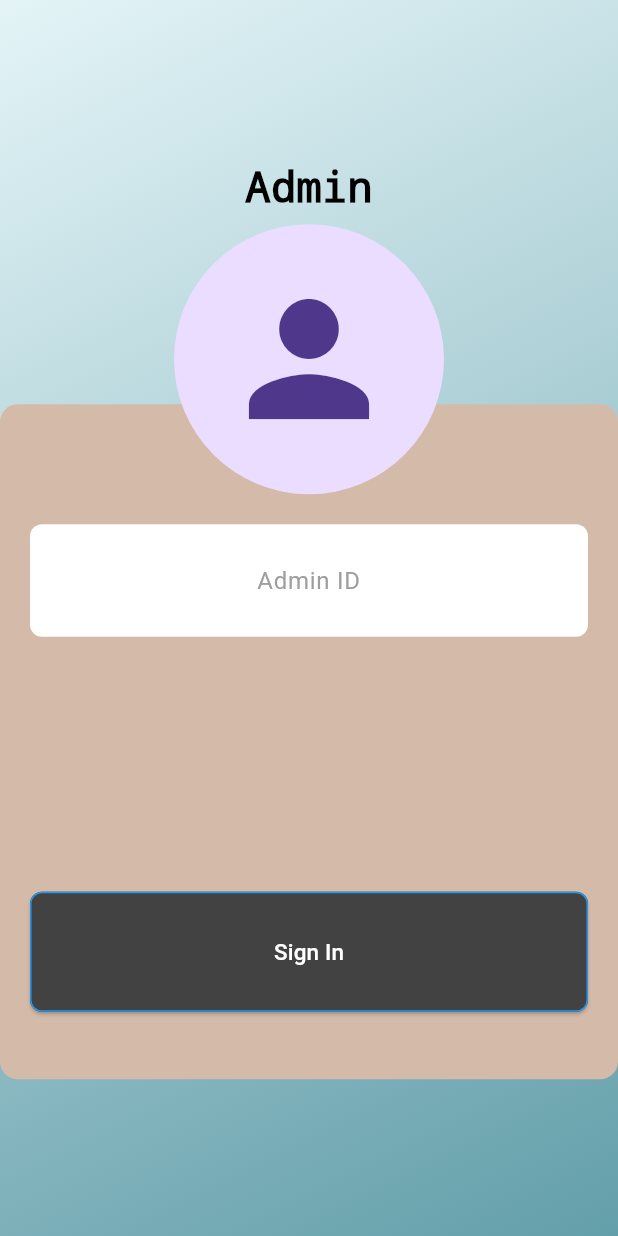
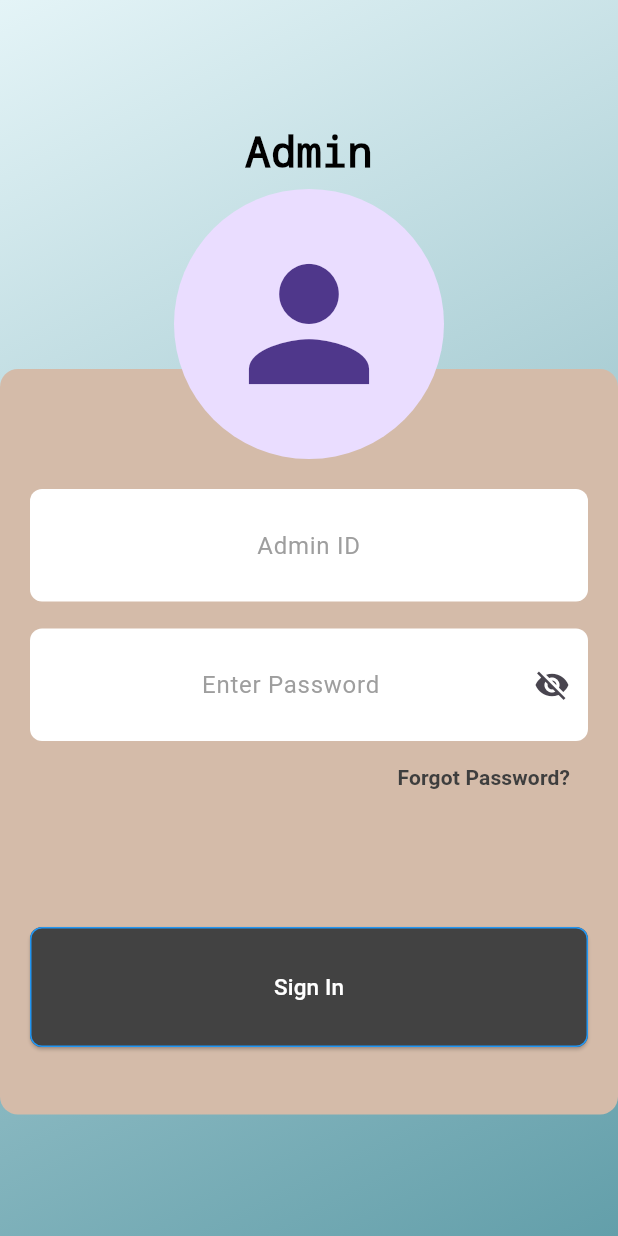
Before and after one commit to carljosephvilluga/afterspace_integrated_management_system, a Flutter app: the screen it shows after launch, after a tap on "Administrator", on a phone screen of 412 x 824 dp. Run offline on Flutter 3.47's test engine with Material 3 defaults, Android fonts, the phone set to English and light mode, and no system bars; our stand-ins replace fl_chart, table_calendar.

Commit message:
Update login screens

```diff
--- a/aims/lib/screens/login/admin_login_screen.dart
+++ b/aims/lib/screens/login/admin_login_screen.dart
@@ -14,6 +14,7 @@ class AdminLoginScreen extends StatefulWidget {
 class _AdminLoginScreenState extends State<AdminLoginScreen> {
   // Controllers for text fields
   final TextEditingController adminIdController = TextEditingController();
+  final TextEditingController passwordController = TextEditingController();
 
   // Form key for validation
   final _formKey = GlobalKey<FormState>();
@@ -21,6 +22,7 @@ class _AdminLoginScreenState extends State<AdminLoginScreen> {
   @override
   void dispose() {
     adminIdController.dispose();
+    passwordController.dispose();
     super.dispose();
   }
 
@@ -89,7 +91,37 @@ class _AdminLoginScreenState extends State<AdminLoginScreen> {
                             validator: Validators.requiredField,
                             textAlign: TextAlign.center,
                           ),
-                          const SizedBox(height: 170),
+                          const SizedBox(height: 18),
+                          CustomTextField(
+                            hint: "Enter Password",
+                            controller: passwordController,
+                            validator: Validators.requiredField,
+                            textAlign: TextAlign.center,
+                            isPassword: true,
+                            showToggle: true,
+                          ),
+                          Align(
+                            alignment: Alignment.centerRight,
+                            child: TextButton(
+                              onPressed: () {
+                                ScaffoldMessenger.of(context).showSnackBar(
+                                  const SnackBar(
+                                    content: Text(
+                                      "Please contact your administrator to reset your password.",
+                                    ),
+                                  ),
+                                );
+                              },
+                              child: const Text(
+                                "Forgot Password?",
+                                style: TextStyle(
+                                  color: Color(0xFF3E3E3E),
+                                  fontWeight: FontWeight.w600,
+                                ),
+                              ),
+                            ),
+                          ),
+                          const SizedBox(height: 76),
 
                           // Sign In button
                           CustomButton(
--- a/aims/lib/screens/login/role_selection_screen.dart
+++ b/aims/lib/screens/login/role_selection_screen.dart
@@ -10,7 +10,16 @@ class RoleSelectionScreen extends StatelessWidget {
   @override
   Widget build(BuildContext context) {
     return Scaffold(
-      body: SizedBox.expand(
+      body: Container(
+        width: double.infinity,
+        height: double.infinity,
+        decoration: const BoxDecoration(
+          gradient: LinearGradient(
+            colors: [Color(0xFFF1F7F9), Color(0xFFD5EDF3), Color(0xFF78B3C0)],
+            begin: Alignment.topCenter,
+            end: Alignment.bottomCenter,
+          ),
+        ),
         child: Stack(
           children: [
             Positioned.fill(
```
Also changed, not shown: aims/lib/screens/login/manager_login_screen.dart (+33 -1 lines), aims/lib/screens/login/staff_login_screen.dart (+33 -1 lines).
